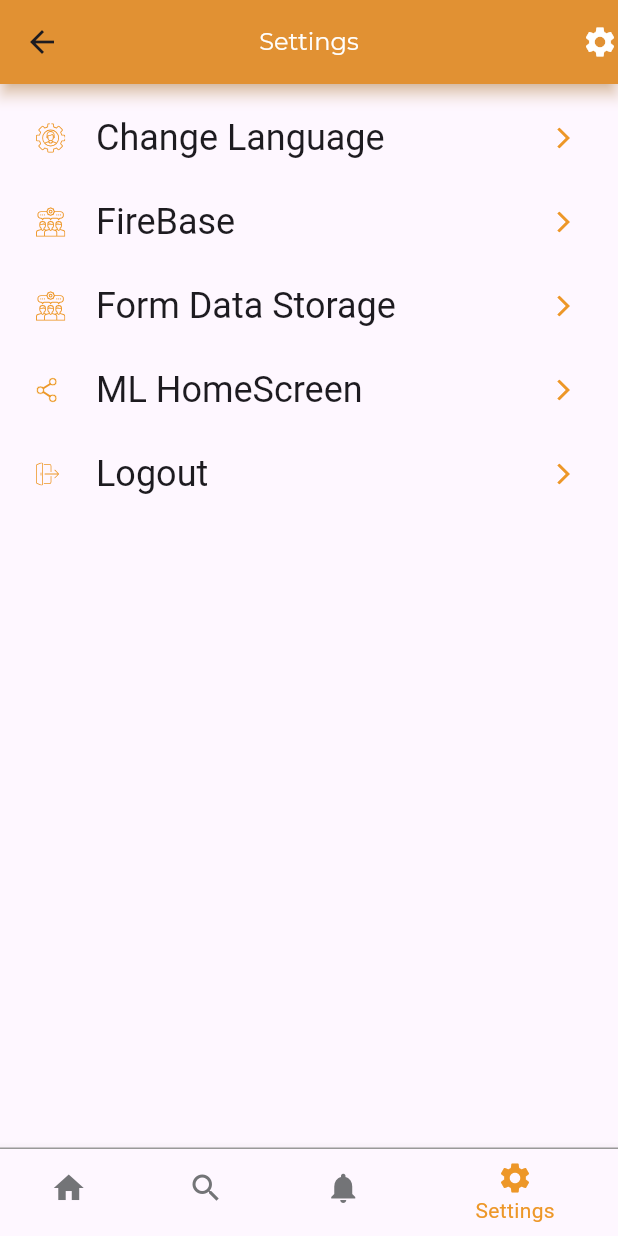
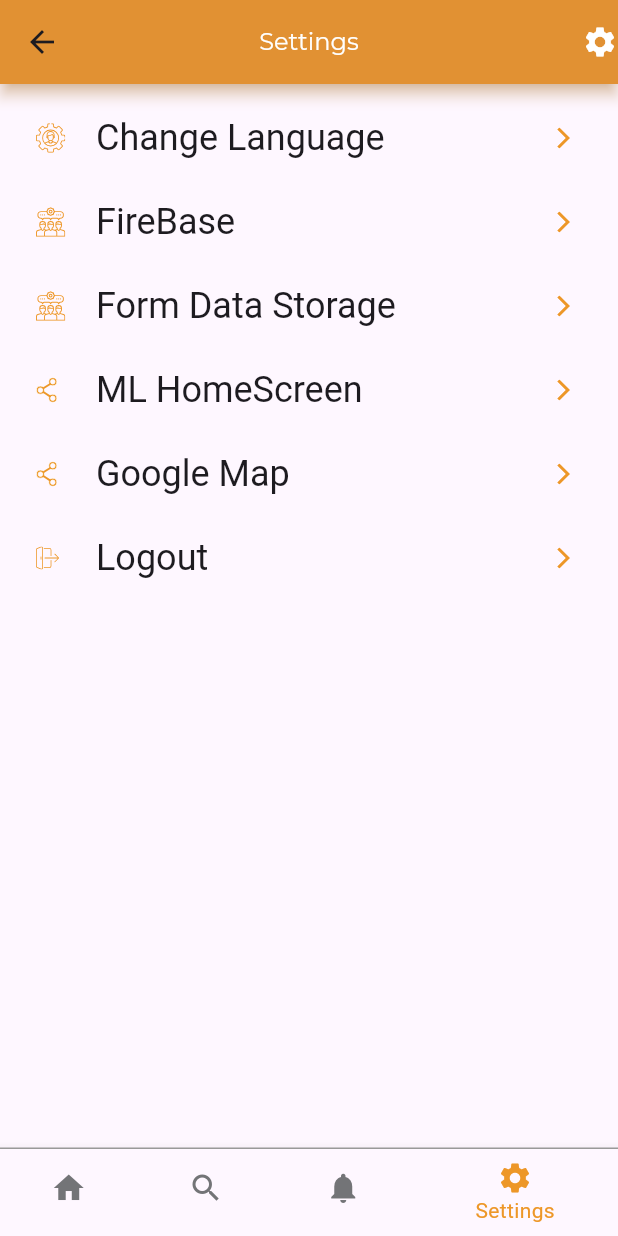
Before and after one commit to Soyabali/citizenCentric, a Flutter app: the MainView screen opened by its route, item 4 of the bottom bar chosen, on a phone screen of 412 x 824 dp. Run offline on Flutter 3.47's test engine with Material 3 defaults, Android fonts, the phone set to English and light mode, and no system bars; our stand-ins replace camera, carousel_slider, cloud_firestore, dartz, dio, easy_localization and 21 more; missing offline and left inert: google_mlkit_barcode_scanning, google_mlkit_face_detection, google_mlkit_image_labeling, google_mlkit_language_id, google_mlkit_object_detection, google_mlkit_pose_detection and 3 more; accounts and stored records are empty; generated files the repository leaves out were written again; network calls fail; project files that could hold a hidden picture were left out.

Commit message:
add a GoogelMap functionality

```diff
--- /dev/null
+++ b/lib/presentation/googlemap/google_map.dart
@@ -0,0 +1,126 @@
+
+import 'package:flutter/material.dart';
+import 'package:google_maps_flutter/google_maps_flutter.dart';
+
+class GoogleMapScreen extends StatefulWidget {
+  const GoogleMapScreen({super.key});
+
+  @override
+  State<GoogleMapScreen> createState() => _MyAppState();
+}
+
+class _MyAppState extends State<GoogleMapScreen> {
+  late GoogleMapController mapController;
+  Set<Marker> markers = {};
+
+  void _onMapCreated(GoogleMapController controller) {
+    mapController = controller;
+    setState(() {
+      markers.add(Marker(
+        markerId: MarkerId('marker1'),
+        position: LatLng(28.6562,77.2410),
+        infoWindow: InfoWindow(title: 'Lat Kila'),
+      ));
+    });
+  }
+
+  // this a variable PolyLine And PolyGone
+  Set<Polyline> polylines = {
+    Polyline(
+      polylineId: PolylineId('route1'),
+      points: [
+        LatLng(37.7749, -122.4194),
+        LatLng(37.8051, -122.4300),
+        LatLng(37.8070, -122.4093),
+      ],
+      color: Colors.red,
+      width: 2,
+    ),
+  };
+
+  Set<Polygon> polygons = {
+    Polygon(
+      polygonId: PolygonId('area1'),
+      points: [
+        LatLng(37.7749, -122.4194),
+        LatLng(37.8051, -122.4300),
+        LatLng(37.8070, -122.4093),
+      ],
+      fillColor: Colors.green.withOpacity(0.3),
+      strokeColor: Colors.green,
+      strokeWidth: 2,
+    ),
+  };
+
+
+  @override
+  Widget build(BuildContext context) {
+    return MaterialApp(
+      theme: ThemeData(
+        useMaterial3: true,
+        colorSchemeSeed: Colors.green[700],
+      ),
+      home: Scaffold(
+          appBar: AppBar(
+            leading: IconButton(
+              icon: const Icon(Icons.arrow_back_ios),
+              onPressed: () {
+                Navigator.pop(context);
+              },
+            ),
+            title: const Text('Maps Sample App'),
+            elevation: 2,
+          ),
+          body: ListView(
+            children: [
+              // basic GoogleMap Code
+
+              // Container(
+              //   height: MediaQuery.of(context).size.height,
+              //   child: GoogleMap(
+              //     initialCameraPosition: CameraPosition(
+              //       target: LatLng(37.7749, -122.4194), // San Francisco coordinates
+              //       zoom: 12,
+              //     ),
+              //   ),
+              // )
+              // -------basic GoogleMap code end-----.
+
+              //  -----Add a Marker on a Location ---code.
+
+              // Container(
+              //   height: MediaQuery.of(context).size.height,
+              //   child: GoogleMap(
+              //     mapType: MapType.satellite,// mapType
+              //    onMapCreated: _onMapCreated,
+              //     initialCameraPosition: CameraPosition(
+              //         target: LatLng(28.6562,77.2410),
+              //     zoom: 12,
+              //     ),
+              //     markers: markers,
+              //   ),
+              // )
+
+              //  ---------end Marker code----
+
+              //  to draw PolyLine and PolyGone on a Google map code.
+              Container(
+                height: MediaQuery.of(context).size.height,
+                child: GoogleMap(
+                  // map type
+                  mapType: MapType.normal,
+                  myLocationEnabled: true,
+                  initialCameraPosition: CameraPosition(
+                    target: LatLng(37.7749,-122.4194),
+                    zoom: 13,
+                  ),
+                  polylines: polylines,
+                  polygons: polygons,
+                ),
+              )
+            ],
+          )
+      ),
+    );
+  }
+}
--- a/lib/presentation/main/settings_page.dart
+++ b/lib/presentation/main/settings_page.dart
@@ -93,6 +93,21 @@ class _SettingsPageState extends State<SettingPage> {
         ),
         ListTile(
           title: Text(
+            AppStrings.googlmapHome,
+            style: Theme.of(context).textTheme.headlineSmall,
+          ).tr(),
+          leading: SvgPicture.asset(ImageAssets.inviteFriendsIc),
+          trailing: Transform(
+            alignment: Alignment.center,
+            transform: Matrix4.rotationY(isRtl() ? math.pi : 0),
+            child: SvgPicture.asset(ImageAssets.settingsRightArrowIc),
+          ),
+          onTap: () {
+            _googleMapHome();
+          },
+        ),
+        ListTile(
+          title: Text(
             AppStrings.logout,
             style: Theme.of(context).textTheme.headlineSmall,
           ).tr(),
@@ -133,6 +148,10 @@ class _SettingsPageState extends State<SettingPage> {
     // its a task to share app name with friends
     Navigator.pushNamed(context, Routes.mlscreen);
   }
+  void _googleMapHome() {
+    // its a task to share app name with friends
+    Navigator.pushNamed(context, Routes.googlemapHome);
+  }
 
   void _logout() {
     _appPreferences.logout(); // clear login flag from app prefs
--- a/lib/presentation/resources/routes_manager.dart
+++ b/lib/presentation/resources/routes_manager.dart
@@ -1,4 +1,5 @@
 
+import 'package:citizencentric/presentation/googlemap/google_map.dart';
 import 'package:citizencentric/presentation/resources/strings_manager.dart';
 import 'package:easy_localization/easy_localization.dart';
 import 'package:flutter/material.dart';
@@ -28,6 +29,7 @@ class Routes {
   static const String firebaseHome = "/firebaseHome";
   static const String formDataStore = "/formDataStore";
   static const String mlscreen = "/mlscreen";
+  static const String googlemapHome = "/googleMap";
 }
 class RouteGenerator {
   static Route<dynamic> getRoute(RouteSettings routeSettings) {
@@ -61,6 +63,8 @@ class RouteGenerator {
         return MaterialPageRoute(builder: (_) => FormScreen());
       case Routes.mlscreen:
         return MaterialPageRoute(builder: (_) => MLHomeScreen());
+      case Routes.googlemapHome:
+        return MaterialPageRoute(builder: (_) => GoogleMapScreen());
         default:
         return unDefinedRoute();
     }
--- a/lib/presentation/resources/strings_manager.dart
+++ b/lib/presentation/resources/strings_manager.dart
@@ -42,6 +42,7 @@ class AppStrings {
   static const String formDataStorage = "Form Data Storage";
   static const String inviteYourFriends = "invite_your_friends";
   static const String mlhome = "ML HomeScreen";
+  static const String googlmapHome = "Google Map";
   static const String logout = "logout";
   static const String resetpassword = "reset_password";
   static const String somethingWentWrong="Some ThingWentWrong";
--- a/pubspec.yaml
+++ b/pubspec.yaml
@@ -77,6 +77,7 @@ dependencies:
   google_mlkit_translation: ^0.13.0
   google_mlkit_language_id: ^0.13.0
   google_mlkit_selfie_segmentation: ^0.10.0
+  google_maps_flutter: ^2.14.0
 
 
 
```
Also changed, not shown: pubspec.lock, 2 other files.
